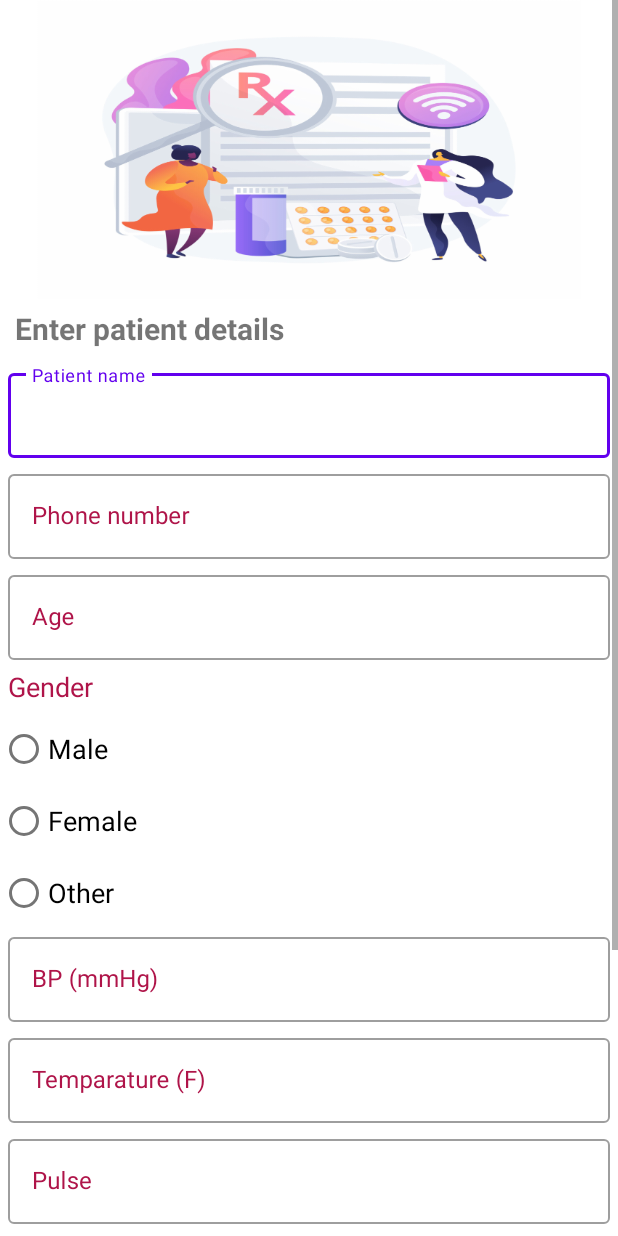
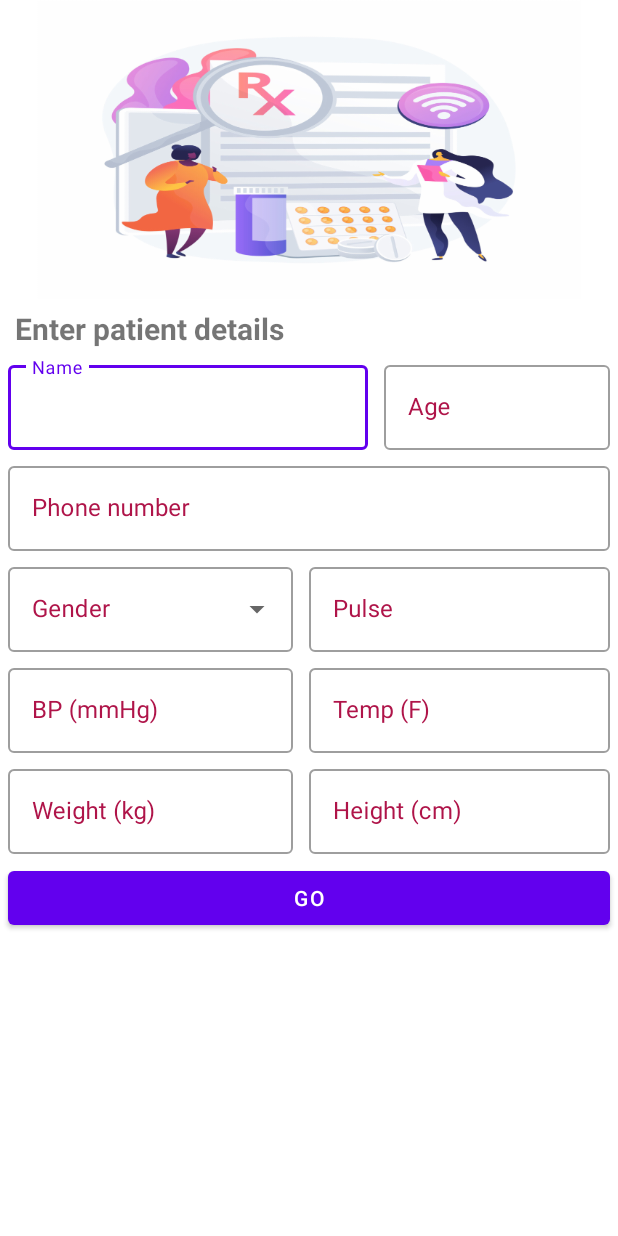
Before and after one commit to Akash9888/DigiPres, an Android app: the PatientActivity screen opened directly, with no data from a screen before it, on a phone screen of 412 x 824 dp. Run offline under Robolectric (Android 15) with nearby library versions, the phone set to English and light mode, and no system bars; Roboto replaces fonts that are not available here.

Commit message:
Android_Project

```diff
--- a/app/src/main/java/com/androidproject/digipres/PatientActivity.java
+++ b/app/src/main/java/com/androidproject/digipres/PatientActivity.java
@@ -3,6 +3,9 @@ package com.androidproject.digipres;
 import android.content.Intent;
 import android.os.Bundle;
 import android.view.View;
+import android.widget.AdapterView;
+import android.widget.ArrayAdapter;
+import android.widget.AutoCompleteTextView;
 import android.widget.Button;
 import android.widget.ProgressBar;
 import android.widget.RadioButton;
@@ -13,14 +16,19 @@ import androidx.appcompat.app.AppCompatActivity;
 import com.google.android.material.textfield.TextInputLayout;
 
 import java.text.DecimalFormat;
+import java.util.ArrayList;
 
 public class PatientActivity extends AppCompatActivity {
 
-    TextInputLayout rugiName, rugiPhone, rugiAge,  rugiBp, rugiTemp, rugiPulse, rugiWeight, rugiHeight ;
+    TextInputLayout rugiName, rugiPhone, rugiAge, rugiGender, rugiBp, rugiTemp, rugiPulse, rugiWeight, rugiHeight ;
     Button createPres;
     ProgressBar ProgressBar;
-    RadioButton rugiGender;
-    RadioGroup Radio_group;
+    AutoCompleteTextView ATV;
+
+    ArrayList arrayList_gender;
+    ArrayAdapter<String>arrayAdapter_gender;
+
+    String atv_gender;
 
 
     @Override
@@ -32,7 +40,8 @@ public class PatientActivity extends AppCompatActivity {
         rugiName = findViewById(R.id.rugi_name);
         rugiPhone= findViewById(R.id.rugi_phone);
         rugiAge = findViewById(R.id.rugi_age);
-        Radio_group = findViewById(R.id.radio_group);
+        rugiGender = findViewById(R.id.rugi_gender);
+        ATV = findViewById(R.id.atv);
         rugiBp = findViewById(R.id.rugi_bp);
         rugiTemp= findViewById(R.id.rugi_temp);
         rugiPulse = findViewById(R.id.rugi_pulse);
@@ -41,14 +50,31 @@ public class PatientActivity extends AppCompatActivity {
         createPres=findViewById(R.id.create_pres);
         ProgressBar=findViewById(R.id.Progress_bar);
 
+        spiner_activity();
+
         createPres.setOnClickListener(this::onClick);
 
     }
 
+    private void spiner_activity() {
+        arrayList_gender = new ArrayList<>();
+        arrayList_gender.add("Male");
+        arrayList_gender.add("Female");
+        arrayList_gender.add("Other");
+
+        arrayAdapter_gender = new ArrayAdapter<>(getApplicationContext(),R.layout.support_simple_spinner_dropdown_item,arrayList_gender);
+        ATV.setAdapter(arrayAdapter_gender);
+        ATV.setThreshold(1);
+    }
+
     private void onClick(View view) {
 
-        int selected_gender= Radio_group.getCheckedRadioButtonId();
-        rugiGender = findViewById(selected_gender);
+        ATV.setOnItemClickListener(new AdapterView.OnItemClickListener() {
+            @Override
+            public void onItemClick(AdapterView<?> parent, View view, int position, long id) {
+               atv_gender =ATV.getText().toString();
+            }
+        });
 
         if (!valid_name() || !valid_phone() || !valid_Age() || !valid_Gender() || !valid_Bp() || !valid_Temp() || !valid_Pulse() || !valid_weight() || !valid_height()){
             return;
@@ -60,7 +86,7 @@ public class PatientActivity extends AppCompatActivity {
         String name = rugiName.getEditText().getText().toString();
         String phone = rugiPhone.getEditText().getText().toString();
         String age = rugiAge.getEditText().getText().toString();
-        String gender =rugiGender.getText().toString();
+        String gender = atv_gender;
         String bp = rugiBp.getEditText().getText().toString();
         String temp= rugiTemp.getEditText().getText().toString();
         String pulse = rugiPulse.getEditText().getText().toString();
@@ -177,7 +203,7 @@ public class PatientActivity extends AppCompatActivity {
     }
 
     private boolean valid_Gender() {
-        String val=rugiGender.getText().toString();
+        String val=rugiGender.toString();
 
         return !val.isEmpty();
     }
--- a/app/src/main/res/layout/activity_patient.xml
+++ b/app/src/main/res/layout/activity_patient.xml
@@ -38,21 +38,47 @@
             android:layout_height="wrap_content"
             android:orientation="vertical">
 
+
+            <LinearLayout
+                android:layout_width="match_parent"
+                android:layout_height="wrap_content"
+                android:orientation="horizontal">
+
                 <com.google.android.material.textfield.TextInputLayout
                     android:id="@+id/rugi_name"
                     style="@style/Widget.MaterialComponents.TextInputLayout.OutlinedBox"
+                    android:layout_width="240dp"
+                    android:layout_height="wrap_content"
+                    android:layout_marginLeft="5dp"
+                    android:layout_marginRight="5dp"
+                    android:layout_marginBottom="5dp"
+                    android:hint="Name"
+                    android:textColorHint="#AF1449">
+                    <com.google.android.material.textfield.TextInputEditText
+                        android:inputType="text"
                         android:layout_width="match_parent"
                         android:layout_height="wrap_content"
-                android:layout_margin="5dp"
-                android:hint="@string/patient_name"
-                android:textColorHint="#AF1449">
+                        android:textColorHint="#AF1449" />
+                </com.google.android.material.textfield.TextInputLayout>
 
-                <com.google.android.material.textfield.TextInputEditText
+                <com.google.android.material.textfield.TextInputLayout
+                    android:id="@+id/rugi_age"
+                    style="@style/Widget.MaterialComponents.TextInputLayout.OutlinedBox"
                     android:layout_width="match_parent"
                     android:layout_height="wrap_content"
-                    android:inputType="textPersonName"
+                    android:layout_marginLeft="5dp"
+                    android:layout_marginRight="5dp"
+                    android:layout_marginBottom="5dp"
+                    android:hint="Age"
+                    android:textColorHint="#AF1449">
+                    <com.google.android.material.textfield.TextInputEditText
+                        android:inputType="text"
+                        android:layout_width="match_parent"
+                        android:layout_height="wrap_content"
                         android:textColorHint="#AF1449" />
                 </com.google.android.material.textfield.TextInputLayout>
+
+            </LinearLayout>
 
             <com.google.android.material.textfield.TextInputLayout
                 android:id="@+id/rugi_phone"
@@ -74,95 +100,68 @@
 
             </com.google.android.material.textfield.TextInputLayout>
 
+
+            <LinearLayout
+                android:layout_width="match_parent"
+                android:layout_height="wrap_content"
+                android:weightSum="2"
+                android:orientation="horizontal">
+
                 <com.google.android.material.textfield.TextInputLayout
-                android:id="@+id/rugi_age"
+                    android:id="@+id/rugi_gender"
+                    style="@style/Widget.MaterialComponents.TextInputLayout.OutlinedBox.ExposedDropdownMenu"
+                    android:layout_width="190dp"
+                    android:layout_height="wrap_content"
+                    android:layout_marginLeft="5dp"
+                    android:layout_marginRight="5dp"
+                    android:layout_marginBottom="5dp"
+                    android:hint="Gender"
+                    android:textColorHint="#AF1449">
+
+                    <AutoCompleteTextView
+                        android:id="@+id/atv"
+                        android:layout_width="match_parent"
+                        android:layout_height="wrap_content"/>
+                </com.google.android.material.textfield.TextInputLayout>
+
+                <com.google.android.material.textfield.TextInputLayout
+                    android:id="@+id/rugi_pulse"
                     style="@style/Widget.MaterialComponents.TextInputLayout.OutlinedBox"
                     android:layout_width="match_parent"
                     android:layout_height="wrap_content"
                     android:layout_marginLeft="5dp"
                     android:layout_marginRight="5dp"
                     android:layout_marginBottom="5dp"
-                android:hint="Age"
-                android:textColorHint="#AF1449"
-                tools:ignore="HardcodedText">
-
-                <com.google.android.material.textfield.TextInputEditText
-                    android:layout_width="match_parent"
-                    android:layout_height="wrap_content"
-                    android:inputType="numberDecimal"
-                    android:textColorHint="#AF1449" />
-
-            </com.google.android.material.textfield.TextInputLayout>
-
-            <TextView
-                android:id="@+id/rugi_gender"
-                android:layout_width="match_parent"
-                android:layout_height="wrap_content"
-                android:text="Gender"
-                android:textSize="18dp"
-                android:textColor="#AF1449"
-                android:layout_marginLeft="5dp"
-                android:layout_marginRight="5dp"
-                android:layout_marginBottom="5dp"/>
-
-            <RadioGroup
-                android:id="@+id/radio_group"
-                android:layout_width="match_parent"
-                android:layout_height="wrap_content">
-
-                    <RadioButton
-                        android:id="@+id/male"
-                        android:layout_width="140dp"
-                        android:layout_height="wrap_content"
-                        android:textSize="18dp"
-                        android:text="Male"/>
-
-                    <RadioButton
-                        android:id="@+id/female"
-                        android:layout_width="140dp"
-                        android:layout_height="wrap_content"
-                        android:textSize="18dp"
-                        android:text="Female"/>
-
-                    <RadioButton
-                        android:id="@+id/other"
-                        android:layout_width="wrap_content"
-                        android:layout_height="wrap_content"
-                        android:textSize="18dp"
-                        android:text="Other"/>
-
-
-            </RadioGroup>
-
-            <!--<com.google.android.material.textfield.TextInputLayout
-                android:id="@+id/rugi_gender"
-                style="@style/Widget.MaterialComponents.TextInputLayout.OutlinedBox"
-                android:layout_width="match_parent"
-                android:layout_height="wrap_content"
-                android:layout_marginLeft="10dp"
-                android:layout_marginTop="5dp"
-                android:layout_marginRight="10dp"
-                android:hint="Gender"
+                    android:hint="Pulse"
                     android:textColorHint="#AF1449">
-
                     <com.google.android.material.textfield.TextInputEditText
                         android:inputType="text"
                         android:layout_width="match_parent"
                         android:layout_height="wrap_content"
                         android:textColorHint="#AF1449" />
-            </com.google.android.material.textfield.TextInputLayout>-->
+                </com.google.android.material.textfield.TextInputLayout>
+
+            </LinearLayout>
+
+
+
+
+            <LinearLayout
+                android:layout_width="match_parent"
+                android:layout_height="wrap_content"
+                android:weightSum="2"
+                android:orientation="horizontal">
 
                 <com.google.android.material.textfield.TextInputLayout
                     android:id="@+id/rugi_bp"
                     style="@style/Widget.MaterialComponents.TextInputLayout.OutlinedBox"
-                android:layout_width="match_parent"
+                    android:layout_width="190dp"
                     android:layout_height="wrap_content"
                     android:layout_marginLeft="5dp"
                     android:layout_marginRight="5dp"
                     android:layout_marginBottom="5dp"
                     android:hint="BP (mmHg)"
                     android:textColorHint="#AF1449">
-
                     <com.google.android.material.textfield.TextInputEditText
                         android:inputType="text"
                         android:layout_width="match_parent"
@@ -178,38 +177,28 @@
                     android:layout_marginLeft="5dp"
                     android:layout_marginRight="5dp"
                     android:layout_marginBottom="5dp"
-                android:hint="Temparature (F)"
+                    android:hint="Temp (F)"
                     android:textColorHint="#AF1449">
-
                     <com.google.android.material.textfield.TextInputEditText
+                        android:inputType="text"
                         android:layout_width="match_parent"
                         android:layout_height="wrap_content"
-                    android:inputType="numberDecimal"
                         android:textColorHint="#AF1449" />
                 </com.google.android.material.textfield.TextInputLayout>
 
-            <com.google.android.material.textfield.TextInputLayout
-                android:id="@+id/rugi_pulse"
-                style="@style/Widget.MaterialComponents.TextInputLayout.OutlinedBox"
+            </LinearLayout>
+
+            <LinearLayout
                 android:layout_width="match_parent"
                 android:layout_height="wrap_content"
-                android:layout_marginRight="5dp"
-                android:layout_marginLeft="5dp"
-                android:layout_marginBottom="5dp"
-                android:hint="Pulse"
-                android:textColorHint="#AF1449">
+                android:orientation="horizontal">
 
-                <com.google.android.material.textfield.TextInputEditText
-                    android:layout_width="match_parent"
-                    android:layout_height="wrap_content"
-                    android:inputType="number"
-                    android:textColorHint="#AF1449" />
-            </com.google.android.material.textfield.TextInputLayout>
+
 
                 <com.google.android.material.textfield.TextInputLayout
                     android:id="@+id/rugi_weight"
                     style="@style/Widget.MaterialComponents.TextInputLayout.OutlinedBox"
-                android:layout_width="match_parent"
+                    android:layout_width="190dp"
                     android:layout_height="wrap_content"
                     android:layout_marginLeft="5dp"
                     android:layout_marginRight="5dp"
@@ -223,6 +212,7 @@
                         android:inputType="numberDecimal"
                         android:textColorHint="#AF1449" />
                 </com.google.android.material.textfield.TextInputLayout>
+
 
                 <com.google.android.material.textfield.TextInputLayout
                     android:id="@+id/rugi_height"
@@ -242,11 +232,7 @@
                         android:textColorHint="#AF1449" />
                 </com.google.android.material.textfield.TextInputLayout>
 
-
-
-
-
-
+            </LinearLayout>
 
             <Button
                 android:id="@+id/create_pres"
@@ -262,7 +248,7 @@
                 android:id="@+id/Progress_bar"
                 style="?android:attr/progressBarStyle"
                 android:layout_width="match_parent"
-                android:layout_height="wrap_content"
+                android:layout_height="30dp"
                 android:layout_margin="10dp"
                 android:visibility="invisible" />
 
```
Lines whose indentation alone changed are shown as unchanged.
